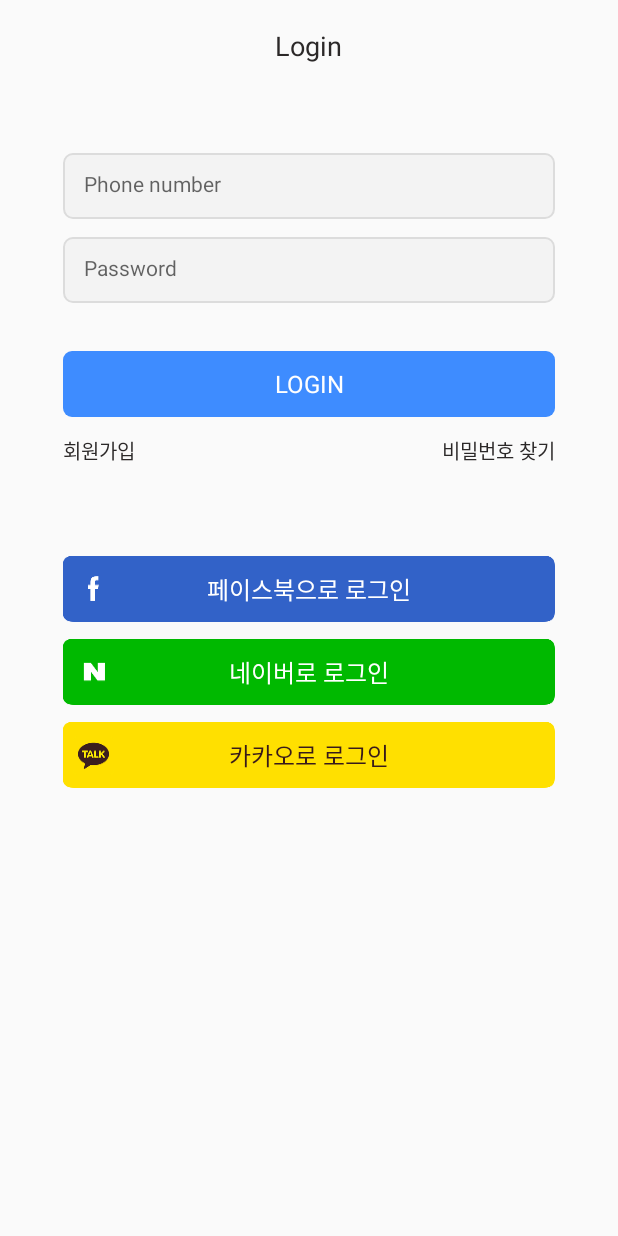
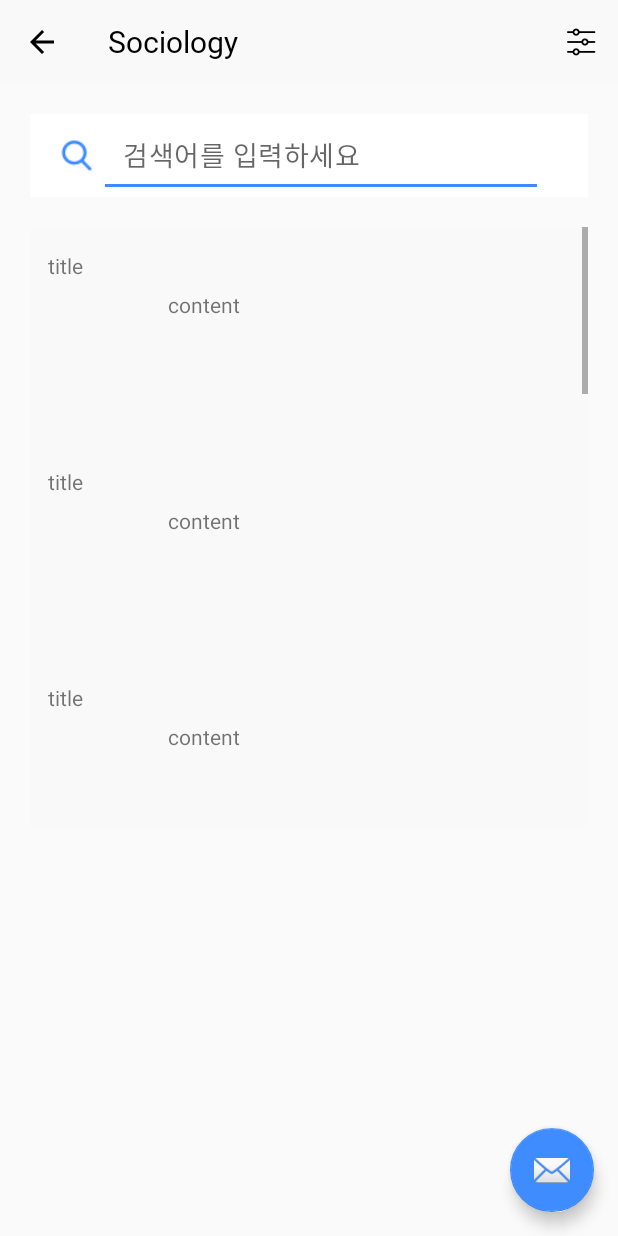
Before and after one commit to Smartudy/smartudy, an Android app: the screen it shows after launch (LoginActivity before the commit, QuestionListActivity after it), after a tap on an icon or button, on a phone screen of 412 x 824 dp. Run offline under Robolectric (Android 15) with nearby library versions, the phone set to English and light mode, and no system bars.

Commit message:
RecyclerView를 활용한 질문목록화면 스크롤 가능한 리스트 구현 (TODO: 제플린에 맞게 question_row_layout.xml 디자인 완성)

```diff
--- a/app/src/main/java/com/sharewith/smartudy/activity/HomeActivity.java
+++ b/app/src/main/java/com/sharewith/smartudy/activity/HomeActivity.java
@@ -93,17 +93,18 @@ public class HomeActivity extends AppCompatActivity {
     }
 
     public void setCategoryClickListener(){
-        final String[] categories = {"인문", "사회", "교육", "공학", "자연", "의학", "예체능", "8번째과목(미정)", "9번째과목(미정)"};
+        final String[] categories = {"Humanities", "Sociology", "Education", "Engineering", "Natural science", "Medical science", "Art&Physical studies", "8번째과목(미정)", "9번째과목(미정)"};
         for(int i=0;i<9;i++){
             final int idx = i;
             ImageButton btn = (ImageButton)findViewById(getResources().getIdentifier("ImageButton"+Integer.toString(i),"id",getPackageName()));
             btn.setOnClickListener(new View.OnClickListener() {
                 @Override
                 public void onClick(View v) {
-                    Snackbar.make(v, categories[idx], Snackbar.LENGTH_LONG).setAction("Action", null).show();
+                    // Snackbar.make(v, categories[idx], Snackbar.LENGTH_LONG).setAction("Action", null).show();
                     // TODO : 선택 시 각 과목에 맞는 질문목록창으로 넘어가야한다. 재플린3번화면 xml 구성 후 다시 작업예정
-                    //Intent intent = new Intent(getApplicationContext(), QuestionListActivity.class);
-                    Intent intent = new Intent(getApplicationContext(),LoginActivity.class);
+                    Intent intent = new Intent(getApplicationContext(), QuestionListActivity.class);
+                    //Intent intent = new Intent(getApplicationContext(),LoginActivity.class);
+                    intent.putExtra("categoryName", categories[idx]);
                     startActivity(intent);
                 }
             });
--- a/app/src/main/java/com/sharewith/smartudy/activity/QuestionListActivity.java
+++ b/app/src/main/java/com/sharewith/smartudy/activity/QuestionListActivity.java
@@ -1,10 +1,14 @@
 package com.sharewith.smartudy.activity;
 
+import android.content.Intent;
 import android.graphics.Color;
 import android.os.Bundle;
 import android.support.design.widget.FloatingActionButton;
 import android.support.design.widget.Snackbar;
 import android.support.v7.app.AppCompatActivity;
+import android.support.v7.widget.DefaultItemAnimator;
+import android.support.v7.widget.LinearLayoutManager;
+import android.support.v7.widget.RecyclerView;
 import android.support.v7.widget.Toolbar;
 import android.view.Menu;
 import android.view.MenuItem;
@@ -14,25 +18,33 @@ import android.widget.AutoCompleteTextView;
 import android.widget.TextView;
 import android.widget.Toast;
 
+import com.sharewith.smartudy.directory.QuestionRecyclerAdapter;
 import com.sharewith.smartudy.smartudy.R;
+import com.sharewith.smartudy.utils.Question;
 
 import org.w3c.dom.Text;
+
+import java.util.ArrayList;
+import java.util.List;
 
 public class QuestionListActivity extends AppCompatActivity {
 
     private static String[] suggestions = new String[]{"abcdefg","bcdefgh","cdefghi","defghij","efghijk"};
-
+    private RecyclerView recyclerView;
     @Override
     protected void onCreate(Bundle savedInstanceState) {
         super.onCreate(savedInstanceState);
         setContentView(R.layout.activity_question_list);
+
+        Intent intent = getIntent();
+        String categoryName = intent.getStringExtra("categoryName");
 
         Toolbar toolbar = (Toolbar) findViewById(R.id.toolbar);
         setSupportActionBar(toolbar);
 
         getSupportActionBar().setDisplayHomeAsUpEnabled(true); // 뒤로가기 버튼 활성화
         getSupportActionBar().setDisplayShowHomeEnabled(true);
-        getSupportActionBar().setTitle("Engineering"); // 받는 인텐트의 내용에 따라 이제 달라지도록해야!
+        getSupportActionBar().setTitle(categoryName); // 받는 인텐트의 내용에 따라 이제 달라지도록해야!
 
 
         // 자동완성 검색 창 관련 속성 설정
@@ -40,6 +52,20 @@ public class QuestionListActivity extends AppCompatActivity {
 
         // 플로팅버튼(하단 더하기버튼)의 리스너 등록
         setFloatingActionBtnClickListener();
+
+        recyclerView=(RecyclerView)findViewById(R.id.recyclerView);
+        List<Question> questionList = new ArrayList<Question>();
+        collectQuestionDataFromDB(categoryName, questionList); // DB에서 해당 과목의 모든 질문을 받아온다.(일단은 임의 데이터)
+        recyclerView.setAdapter(new QuestionRecyclerAdapter(questionList, R.layout.question_row_layout));
+        recyclerView.setLayoutManager(new LinearLayoutManager(getApplicationContext()));
+        recyclerView.setItemAnimator(new DefaultItemAnimator());
+    }
+
+    public void collectQuestionDataFromDB(String categoryName, List<Question> list){
+        for(int i=0;i<10;i++){
+            Question question=new Question("title", "content");
+            list.add(question);
+        }
     }
 
     @Override
@@ -47,25 +73,25 @@ public class QuestionListActivity extends AppCompatActivity {
         getMenuInflater().inflate(R.menu.menu_quesiont_list, menu);
         return super.onCreateOptionsMenu(menu);
     }
-
     @Override
     public boolean onOptionsItemSelected(MenuItem item) {
-//        switch (item.getItemId()){
-//            case R.id.menu_filter_setting:
-//                Toast.makeText(this, "filter", Toast.LENGTH_SHORT).show();
-//                break;
-//            default:
-//                break;
-//        }
-        return true;
+
+        switch (item.getItemId()){
+            //case android.R.id.home:
+
+            case R.id.menu_filter_setting:
+                Toast.makeText(this, "filter", Toast.LENGTH_SHORT).show();
+                break;
+            default:
+                break;
+        }
+        return super.onOptionsItemSelected(item);
     }
-
     @Override
     public boolean onSupportNavigateUp() {
         onBackPressed();
         return true;
     }
-
     public void setAutoCompleteTextViewAttrs(){
         AutoCompleteTextView actv = (AutoCompleteTextView)findViewById(R.id.autoCompleteTextView);
         ArrayAdapter<String>adapter = new ArrayAdapter<String>(this, android.R.layout.simple_dropdown_item_1line, suggestions);
--- a/app/src/main/java/com/sharewith/smartudy/directory/QuestionRecyclerAdapter.java
+++ b/app/src/main/java/com/sharewith/smartudy/directory/QuestionRecyclerAdapter.java
@@ -2,8 +2,17 @@ package com.sharewith.smartudy.directory;
 
 import android.support.annotation.NonNull;
 import android.support.v7.widget.RecyclerView;
+import android.view.LayoutInflater;
 import android.view.View;
 import android.view.ViewGroup;
+import android.widget.TextView;
+
+import com.sharewith.smartudy.utils.Question;
+import com.sharewith.smartudy.smartudy.R;
+
+import org.w3c.dom.Text;
+
+import java.util.List;
 
 /**
  * Created by cheba on 2018-07-09.
@@ -11,25 +20,41 @@ import android.view.ViewGroup;
 
 public class QuestionRecyclerAdapter extends RecyclerView.Adapter<QuestionRecyclerAdapter.ViewHolder> {
 
+    private List<Question> questionList;
+    private int itemLayout;
+
+    public QuestionRecyclerAdapter(List<Question> list, int itemLayout){
+        this.questionList=list;
+        this.itemLayout=itemLayout;
+    }
+
     @NonNull
     @Override
-    public ViewHolder onCreateViewHolder(@NonNull ViewGroup parent, int viewType) {
-        return null;
+    public ViewHolder onCreateViewHolder(@NonNull ViewGroup viewGroup, int viewType) {
+        View view = LayoutInflater.from(viewGroup.getContext()).inflate(itemLayout, viewGroup, false);
+        return new ViewHolder(view);
     }
 
     @Override
-    public void onBindViewHolder(@NonNull ViewHolder holder, int position) {
-    //asdf
+    public void onBindViewHolder(@NonNull ViewHolder viewHolder, int position) {
+        Question question = questionList.get(position);
+        viewHolder.q_title.setText(question.getQ_title());
+        viewHolder.q_content.setText(question.getQ_content());
     }
 
     @Override
     public int getItemCount() {
-        return 0;
+        return questionList.size();
     }
 
     public static class ViewHolder extends RecyclerView.ViewHolder{
+        public TextView q_title;
+        public TextView q_content;
         public ViewHolder(View itemView){
             super(itemView);
+
+            q_title=(TextView)itemView.findViewById(R.id.textview_question_title);
+            q_content=(TextView)itemView.findViewById(R.id.textview_question_content);
         }
     }
 }
--- a/app/src/main/java/com/sharewith/smartudy/utils/Question.java
+++ b/app/src/main/java/com/sharewith/smartudy/utils/Question.java
@@ -11,10 +11,25 @@ import java.util.Date;
 public class Question {
     private String q_title;
     private String q_content;
-    private String[] q_hashtag_array;
-    private int q_price;
-    private Date q_due_time;
-    private Image q_image;
+//    private String[] q_hashtag_array;
+//    private int q_price;
+//    private Date q_due_time;
+//    private Image q_image;
+
+//    public Question(String q_title, String q_content, String[] q_hashtag_array, int q_price, Date q_due_time, Image q_image) {
+//        this.q_title = q_title;
+//        this.q_content = q_content;
+//        this.q_hashtag_array = q_hashtag_array;
+//        this.q_price = q_price;
+//        this.q_due_time = q_due_time;
+//        this.q_image = q_image;
+//    }
+
+
+    public Question(String q_title, String q_content) {
+        this.q_title = q_title;
+        this.q_content = q_content;
+    }
 
     public String getQ_title() {
         return q_title;
@@ -31,7 +46,7 @@ public class Question {
     public void setQ_content(String q_content) {
         this.q_content = q_content;
     }
-
+/*
     public String[] getQ_hashtag_array() {
         return q_hashtag_array;
     }
@@ -63,4 +78,5 @@ public class Question {
     public void setQ_image(Image q_image) {
         this.q_image = q_image;
     }
+    */
 }
--- a/app/src/main/res/layout/activity_question_list.xml
+++ b/app/src/main/res/layout/activity_question_list.xml
@@ -16,7 +16,7 @@
             android:id="@+id/toolbar"
             android:layout_width="match_parent"
             android:layout_height="?attr/actionBarSize"
-            app:theme="@style/myToolbarStyle"
+            app:theme="@style/ToolbarStyle"
             app:titleTextColor="#000000"
             app:popupTheme="@style/AppTheme.PopupOverlay">
         </android.support.v7.widget.Toolbar>
--- a/app/src/main/res/layout/content_question_list.xml
+++ b/app/src/main/res/layout/content_question_list.xml
@@ -27,7 +27,11 @@
         <LinearLayout
             android:layout_width="wrap_content"
             android:layout_height="match_parent">
-
+            <ImageView
+                android:layout_width="30dp"
+                android:layout_height="30dp"
+                android:layout_gravity="center"
+                android:src="@mipmap/rectangle_4" />
         </LinearLayout>
 
         <AutoCompleteTextView
@@ -35,7 +39,7 @@
             android:layout_width="296dp"
             android:layout_height="match_parent"
             android:hint="검색어를 입력하세요"
-            android:textSize="14sp"
+            android:textSize="18sp"
             android:textColor="#000000"
             android:letterSpacing="0.02"
             android:gravity="center_vertical"
--- a/app/src/main/res/layout/question_row_layout.xml
+++ b/app/src/main/res/layout/question_row_layout.xml
@@ -10,6 +10,7 @@
     android:paddingBottom="18dp"
     android:orientation="vertical">
     <TextView
+        android:id="@+id/textview_question_title"
         android:layout_width="match_parent"
         android:layout_height="16dp"
         android:layout_marginBottom="10dp"/>
@@ -29,6 +30,7 @@
                 android:layout_height="match_parent"
                 android:orientation="vertical">
                 <TextView
+                    android:id="@+id/textview_question_content"
                     android:layout_width="match_parent"
                     android:layout_height="32dp"
                     android:layout_marginBottom="12dp"/>
--- a/app/src/main/res/menu/menu_quesiont_list.xml
+++ b/app/src/main/res/menu/menu_quesiont_list.xml
@@ -10,6 +10,10 @@
 
     </item>-->
 
+    <item android:id="@+id/menu_filter_setting"
+        android:title="menu_filter_setting"
+        android:icon="@mipmap/rectangle_3"
+        app:showAsAction="always"></item>
 
 
 
--- a/app/src/main/res/values/styles.xml
+++ b/app/src/main/res/values/styles.xml
@@ -20,6 +20,13 @@
         <item name="android:fontFamily">@font/nanumsquareb</item>
     </style>
 
+    <!-- 여기 왜?? -->
+    <style name="ToolbarStyle" parent="@style/ThemeOverlay.AppCompat.ActionBar">
+        <item name="android:background">@color/colorBackGround</item>
+        <item name="colorControlNormal">#000000</item>
+        <item name="android:fontFamily">@font/nanumsquareb</item>
+    </style>
+
 
 
 </resources>
```
Also changed, not shown: app/src/main/res/mipmap-hdpi/rectangle_3.png (added), app/src/main/res/mipmap-hdpi/rectangle_4.png (added), app/src/main/res/mipmap-mdpi/rectangle_3.png (added), app/src/main/res/mipmap-mdpi/rectangle_4.png (added), app/src/main/res/mipmap-xhdpi/rectangle_3.png (added), app/src/main/res/mipmap-xhdpi/rectangle_4.png (added), app/src/main/res/mipmap-xxhdpi/rectangle_3.png (added), app/src/main/res/mipmap-xxhdpi/rectangle_4.png (added), app/src/main/res/mipmap-xxxhdpi/rectangle_3.png (added), app/src/main/res/mipmap-xxxhdpi/rectangle_4.png (added).
